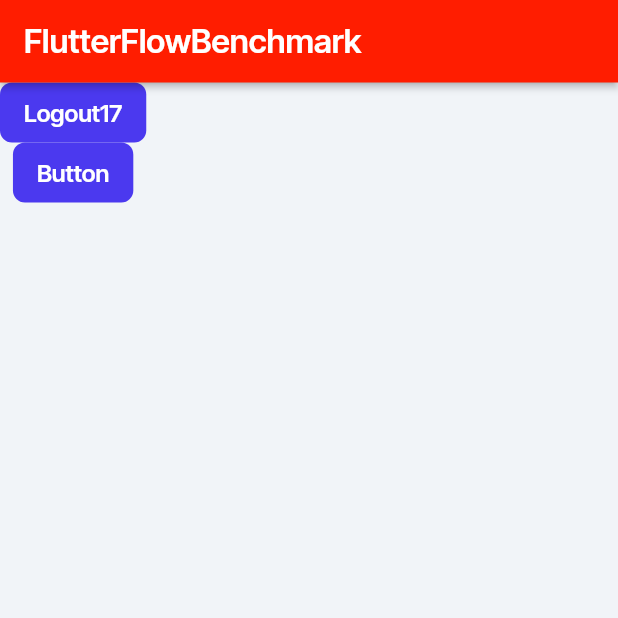
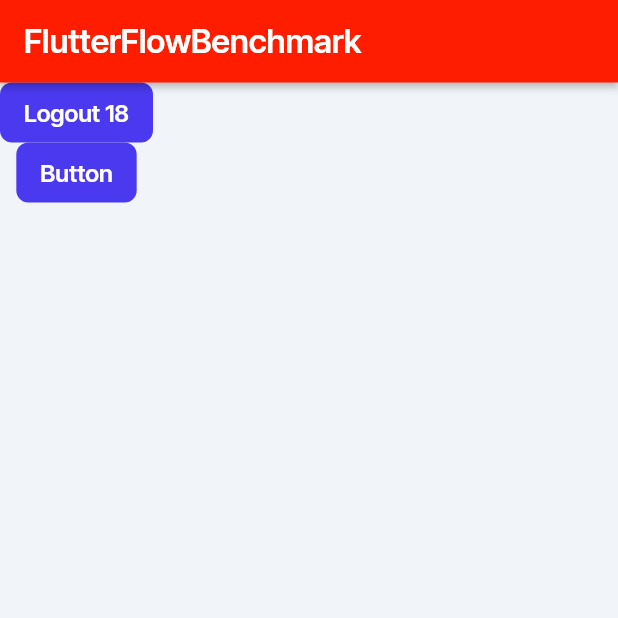
Before and after one commit to ffhr/FlutterFlowBenchmark, a Flutter app: the screen it shows once a user with an empty profile is signed in, on a phone screen of 412 x 824 dp, the top half of it. Run offline on Flutter 3.47's test engine with Material 3 defaults, Android fonts, the phone set to English and light mode, and no system bars; drawn by our look-alikes of auto_size_text; our stand-ins replace firebase_auth, firebase_core, font_awesome_flutter, from_css_color, go_router, google_fonts and 6 more; missing offline and left inert: json_path; accounts and stored records are empty; statements that could not run were skipped.

Commit message:
Updating to latest FlutterFlow output.

```diff
--- a/lib/pages/home_page/home_page_widget.dart
+++ b/lib/pages/home_page/home_page_widget.dart
@@ -74,7 +74,7 @@ class _HomePageWidgetState extends State<HomePageWidget> {
 
                   context.goNamedAuth('LoginPage', context.mounted);
                 },
-                text: 'Logout17',
+                text: 'Logout 18',
                 options: FFButtonOptions(
                   height: 40.0,
                   padding: EdgeInsetsDirectional.fromSTEB(16.0, 0.0, 16.0, 0.0),
```
